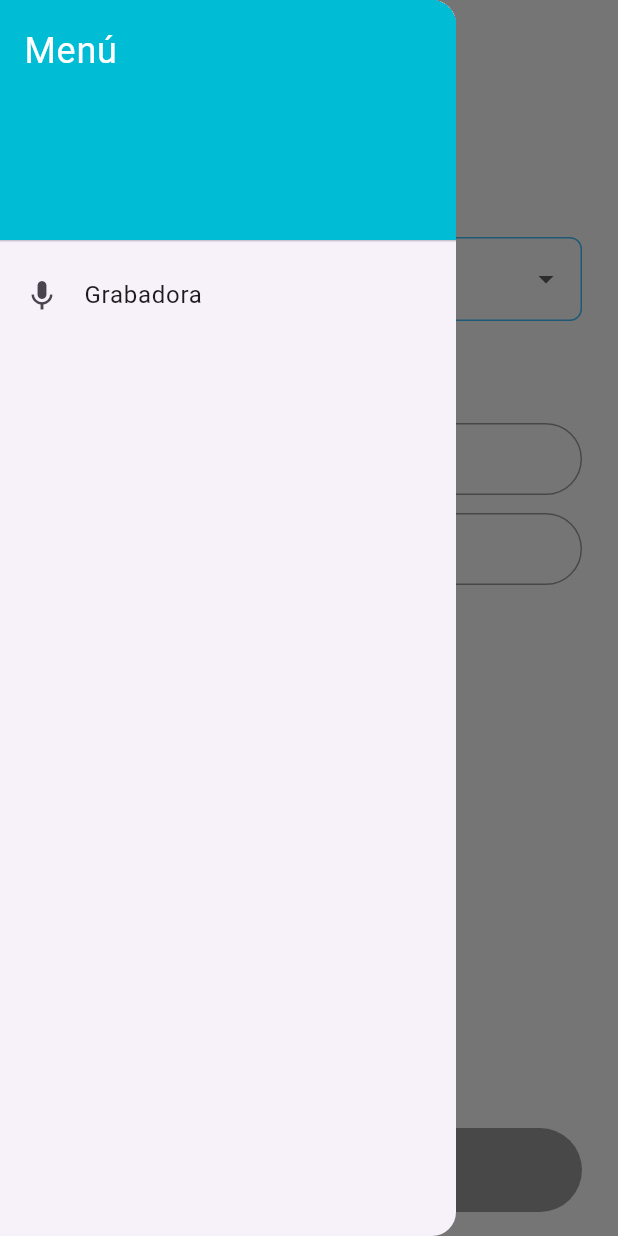
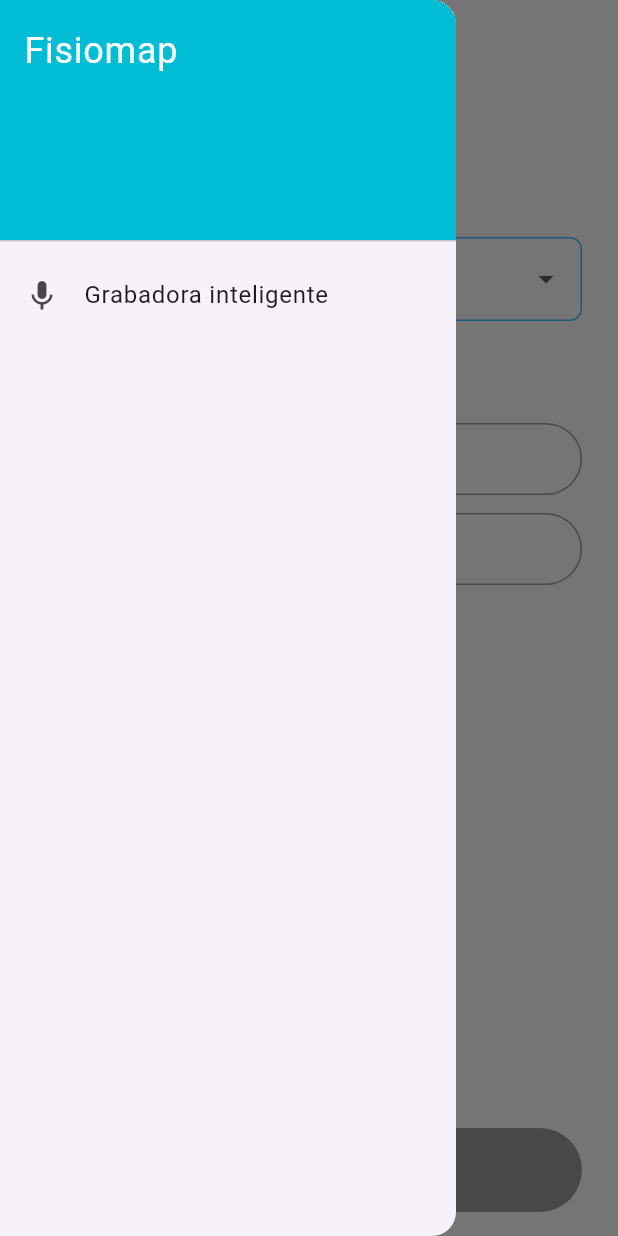
Before and after one commit to a-fernandez21/prueba_boton_grabar, a Flutter app: the screen it shows after launch, with the side drawer open, on a phone screen of 412 x 824 dp. Run offline on Flutter 3.47's test engine with Material 3 defaults, Android fonts, the phone set to English and light mode, and no system bars; our stand-ins replace permission_handler; missing offline and left inert: flutter_sound.

Commit message:
cambio menú
cambiado el texto del menú

```diff
--- a/lib/screens/grabadora_screen.dart
+++ b/lib/screens/grabadora_screen.dart
@@ -56,13 +56,13 @@
             const DrawerHeader(
               decoration: BoxDecoration(color: Colors.cyan),
               child: Text(
-                'Menú',
+                'Fisiomap',
                 style: TextStyle(color: Colors.white, fontSize: 24),
               ),
             ),
             ListTile(
               leading: const Icon(Icons.mic),
-              title: const Text('Grabadora'),
+              title: const Text('Grabadora inteligente'),
               onTap: () {
                 Navigator.pop(context);
               },
```
